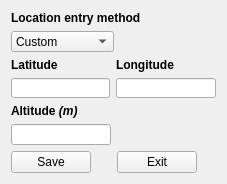
The window that UI_Files/Location.ui (AmateurRadioTelescopeSystem/RadioTelescope_Controller) describes before a commit, drawn with Qt 5.
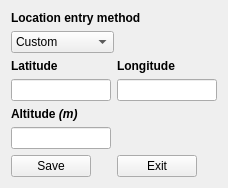
The same window after the commit.

Commit message: Added the planetary object GUI and made some improvements to other GUI windows.

```diff
--- a/UI_Files/Location.ui
+++ b/UI_Files/Location.ui
@@ -2,26 +2,12 @@
 <ui version="4.0">
  <class>Dialog</class>
  <widget class="QDialog" name="Dialog">
-  <property name="geometry">
-   <rect>
-    <x>0</x>
-    <y>0</y>
-    <width>227</width>
-    <height>184</height>
-   </rect>
-  </property>
   <property name="minimumSize">
    <size>
     <width>227</width>
     <height>184</height>
    </size>
   </property>
-  <property name="maximumSize">
-   <size>
-    <width>227</width>
-    <height>184</height>
-   </size>
-  </property>
   <property name="font">
    <font>
     <family>Segoe UI</family>
```
The commit also changes 5 other files.
